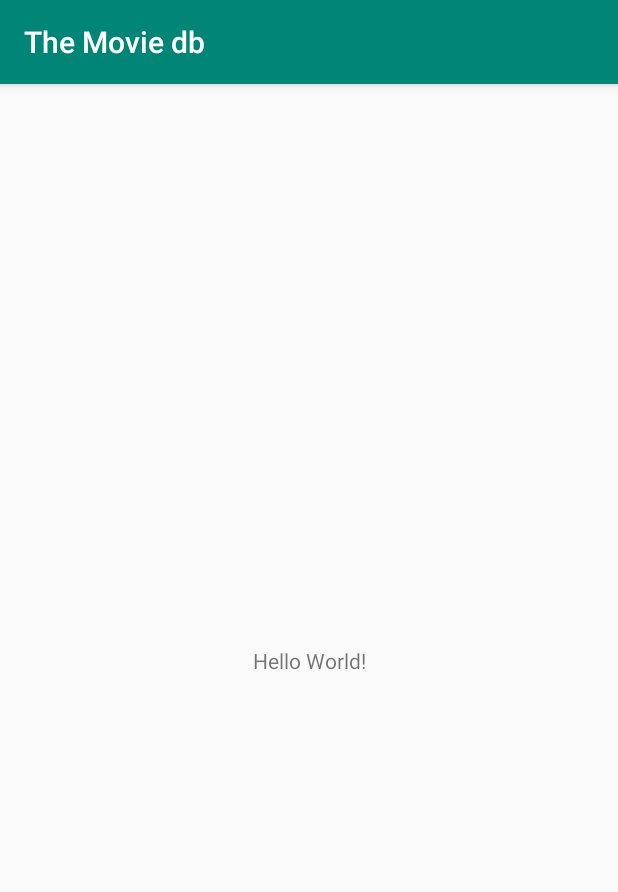
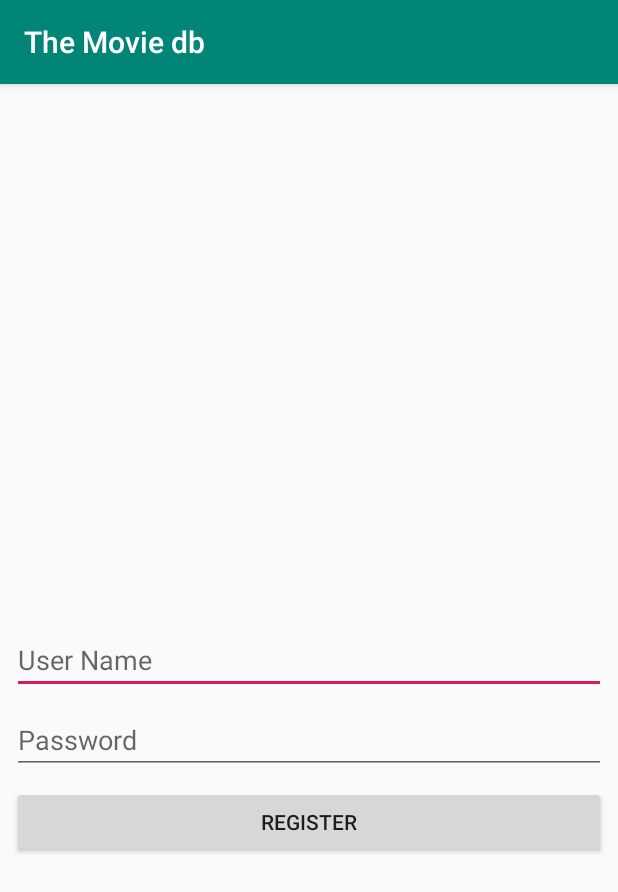
Before and after one commit to 2020Batch/The-movie-Db, an Android app: the screen it shows after launch (MainActivity before the commit, RegisterActivity after it), on a phone screen of 412 x 824 dp. Shown: the top 892 px of the screen. Run offline under Robolectric (Android 15) with nearby library versions, the phone set to English and light mode, and no system bars.

Commit message:
complete feature 4

```diff
--- a/app/src/main/AndroidManifest.xml
+++ b/app/src/main/AndroidManifest.xml
@@ -10,7 +10,7 @@
         android:roundIcon="@mipmap/ic_launcher_round"
         android:supportsRtl="true"
         android:theme="@style/AppTheme">
-        <activity android:name=".MainActivity">
+        <activity android:name=".RegisterActivity">
             <intent-filter>
                 <action android:name="android.intent.action.MAIN" />
 
--- a/app/src/main/java/com/example/themoviedb/MainActivity.kt
+++ b/app/src/main/java/com/example/themoviedb/RegisterActivity.kt
@@ -2,11 +2,13 @@ package com.example.themoviedb
 
 import androidx.appcompat.app.AppCompatActivity
 import android.os.Bundle
+import kotlinx.android.synthetic.main.activity_register.*
 
-class MainActivity : AppCompatActivity() {
+class RegisterActivity : AppCompatActivity() {
 
     override fun onCreate(savedInstanceState: Bundle?) {
         super.onCreate(savedInstanceState)
-        setContentView(R.layout.activity_main)
+        setContentView(R.layout.activity_register)
+
     }
 }
--- a/app/src/main/res/layout/activity_main.xml
+++ /dev/null
@@ -1,18 +0,0 @@
-<?xml version="1.0" encoding="utf-8"?>
-<androidx.constraintlayout.widget.ConstraintLayout xmlns:android="http://schemas.android.com/apk/res/android"
-    xmlns:app="http://schemas.android.com/apk/res-auto"
-    xmlns:tools="http://schemas.android.com/tools"
-    android:layout_width="match_parent"
-    android:layout_height="match_parent"
-    tools:context=".MainActivity">
-
-    <TextView
-        android:layout_width="wrap_content"
-        android:layout_height="wrap_content"
-        android:text="Hello World!"
-        app:layout_constraintBottom_toBottomOf="parent"
-        app:layout_constraintLeft_toLeftOf="parent"
-        app:layout_constraintRight_toRightOf="parent"
-        app:layout_constraintTop_toTopOf="parent" />
-
-</androidx.constraintlayout.widget.ConstraintLayout>
--- /dev/null
+++ b/app/src/main/res/layout/activity_register.xml
@@ -0,0 +1,46 @@
+<?xml version="1.0" encoding="utf-8"?>
+<androidx.constraintlayout.widget.ConstraintLayout xmlns:android="http://schemas.android.com/apk/res/android"
+    xmlns:app="http://schemas.android.com/apk/res-auto"
+    xmlns:tools="http://schemas.android.com/tools"
+    android:layout_width="match_parent"
+    android:layout_height="match_parent"
+    tools:context=".RegisterActivity">
+
+    <EditText
+        android:id="@+id/et_reg_user_name"
+        android:layout_width="match_parent"
+        android:layout_height="wrap_content"
+        android:layout_marginLeft="@dimen/marginTop"
+        android:layout_marginRight="@dimen/marginTop"
+        android:hint="@string/user_name"
+        app:layout_constraintBottom_toBottomOf="parent"
+        app:layout_constraintEnd_toEndOf="parent"
+        app:layout_constraintStart_toStartOf="parent"
+        app:layout_constraintTop_toTopOf="parent" />
+
+    <EditText
+        android:id="@+id/et_reg_password"
+        android:layout_width="match_parent"
+        android:layout_height="wrap_content"
+        android:layout_marginLeft="@dimen/marginTop"
+        android:layout_marginTop="@dimen/marginTop"
+        android:layout_marginRight="@dimen/marginTop"
+        android:hint="@string/password"
+        android:inputType="textPassword"
+        app:layout_constraintEnd_toEndOf="@+id/et_reg_user_name"
+        app:layout_constraintStart_toStartOf="@+id/et_reg_user_name"
+        app:layout_constraintTop_toBottomOf="@+id/et_reg_user_name" />
+
+    <Button
+        android:id="@+id/btn_register"
+        android:layout_width="match_parent"
+        android:layout_height="wrap_content"
+        android:layout_marginLeft="@dimen/marginTop"
+        android:layout_marginTop="@dimen/marginTop"
+        android:layout_marginRight="@dimen/marginTop"
+        android:text="@string/register"
+        app:layout_constraintEnd_toEndOf="@+id/et_reg_password"
+        app:layout_constraintStart_toStartOf="@+id/et_reg_password"
+        app:layout_constraintTop_toBottomOf="@+id/et_reg_password" />
+
+</androidx.constraintlayout.widget.ConstraintLayout>
--- /dev/null
+++ b/app/src/main/res/values/dimens.xml
@@ -0,0 +1,4 @@
+<?xml version="1.0" encoding="utf-8"?>
+<resources>
+    <dimen name="marginTop">8dp</dimen>
+</resources>
--- a/app/src/main/res/values/strings.xml
+++ b/app/src/main/res/values/strings.xml
@@ -1,3 +1,6 @@
 <resources>
     <string name="app_name">The Movie db</string>
+    <string name="user_name">User Name</string>
+    <string name="password">Password</string>
+    <string name="register">Register</string>
 </resources>
```
Also changed, not shown: app/src/main/res/drawable/ic_moviedb_logo.png (added).
